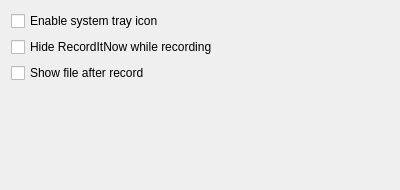
Before: the Qt Designer form src/ui/settings.ui in hippich/recorditnow, drawn with Qt 5.
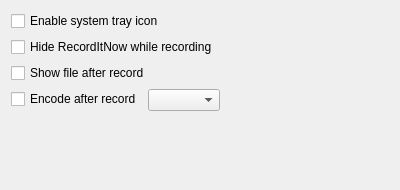
After: the same form once the commit is applied. Custom widgets are drawn as their Qt base class.

Patch:
```diff
--- a/src/ui/settings.ui
+++ b/src/ui/settings.ui
@@ -19,21 +19,35 @@
      <property name="fieldGrowthPolicy">
       <enum>QFormLayout::ExpandingFieldsGrow</enum>
      </property>
-     <item row="0" column="0">
+     <item row="3" column="1">
+      <widget class="KComboBox" name="kcfg_encoderIndex">
+       <property name="insertPolicy">
+        <enum>QComboBox::InsertAlphabetically</enum>
+       </property>
+      </widget>
+     </item>
+     <item row="3" column="0">
+      <widget class="QCheckBox" name="kcfg_encode">
+       <property name="text">
+        <string>Encode after record</string>
+       </property>
+      </widget>
+     </item>
+     <item row="0" column="0" colspan="2">
       <widget class="QCheckBox" name="kcfg_tray">
        <property name="text">
         <string>Enable system tray icon</string>
        </property>
       </widget>
      </item>
-     <item row="1" column="0">
+     <item row="1" column="0" colspan="2">
       <widget class="QCheckBox" name="kcfg_hideOnRecord">
        <property name="text">
         <string>Hide RecordItNow while recording</string>
        </property>
       </widget>
      </item>
-     <item row="2" column="0">
+     <item row="2" column="0" colspan="2">
       <widget class="QCheckBox" name="kcfg_showVideo">
        <property name="text">
         <string>Show file after record</string>
@@ -44,6 +58,13 @@
    </item>
   </layout>
  </widget>
+ <customwidgets>
+  <customwidget>
+   <class>KComboBox</class>
+   <extends>QComboBox</extends>
+   <header>kcombobox.h</header>
+  </customwidget>
+ </customwidgets>
  <resources/>
  <connections/>
 </ui>
```
Left out of the diff: 19 changed lines with no effect on the pictures.
